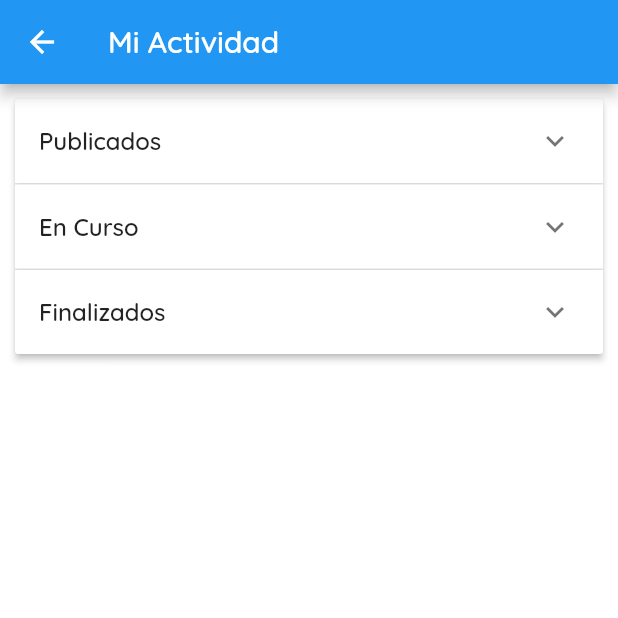
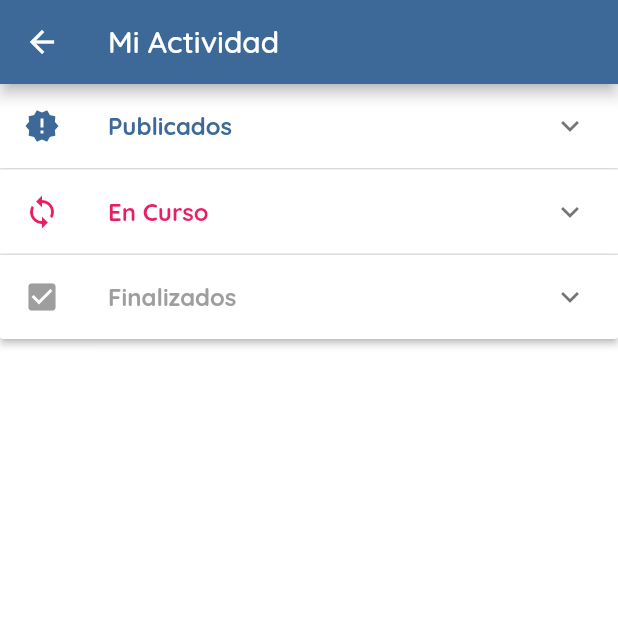
Before and after one commit to Mobility-Solutions/Transportify, a Flutter app: the MiActividadView screen opened directly with empty values, on a phone screen of 412 x 824 dp, the top half of it. Run offline on Flutter 3.47's test engine with Material 2 defaults, Android fonts, the phone set to English and light mode, and no system bars; our stand-ins replace cloud_firestore, firebase_auth, flutter_datetime_picker, toast; accounts and stored records are empty.

Commit message:
Added Expandable list with design

```diff
--- a/lib/vistas/actividad/MiActividadView.dart
+++ b/lib/vistas/actividad/MiActividadView.dart
@@ -1,6 +1,9 @@
 import 'package:flutter/cupertino.dart';
 import 'package:flutter/material.dart';
 import 'package:transportify/modelos/Usuario.dart';
+import 'package:transportify/modelos/enumerados/EstadoActividad.dart';
+import 'package:transportify/util/style.dart';
+import 'package:transportify/vistas/actividad/MiActividadBusqueda.dart';
 
 class MiActividadView extends StatefulWidget {
   final Usuario usuario;
@@ -11,46 +14,18 @@ class MiActividadView extends StatefulWidget {
   _MiActividadViewState createState() => _MiActividadViewState();
 }
 
-class _MiActividadViewState extends State<MiActividadView>{
-  Widget listaPaquetes;
-  Widget listaViajes;
-
-  @override
-  Widget build(BuildContext context) {
-    return Scaffold(
-      appBar: AppBar(
-        title: Text('Mi Actividad'),
-      ),
-      backgroundColor: Colors.white,
-      body: ActividadDetails(widget: widget)
-    );
-  }
-}
-
-class ActividadDetails extends StatefulWidget {
-  const ActividadDetails({
-    Key key,
-    @required this.widget,
-  }) : super(key:key);
-
-  final MiActividadView widget;
-
-  @override
-  _ActividadDetailsState createState() => _ActividadDetailsState();
-}
-
-class _ActividadDetailsState extends State<ActividadDetails> {
+class _MiActividadViewState extends State<MiActividadView> {
   Map<String, bool> _categoryExpansionStateMap = Map<String, bool>();
   bool isExpanded;
 
   @override
-  void initState(){
+  void initState() {
     super.initState();
 
     _categoryExpansionStateMap = {
-      "Publicados":false,
-      "En Curso":false,
-      "Finalizados":false,
+      "Publicados": false,
+      "En Curso": false,
+      "Finalizados": false,
     };
 
     isExpanded = false;
@@ -58,68 +33,80 @@ class _ActividadDetailsState extends State<ActividadDetails> {
 
   @override
   Widget build(BuildContext context) {
-    return SingleChildScrollView(
+    return Scaffold(
+        appBar: AppBar(
+          title: Text('Mi Actividad'),
+          backgroundColor: TransportifyColors.primarySwatch,
+        ),
+        backgroundColor: Colors.white,
+        body: SingleChildScrollView(
           child: Container(
-        padding: EdgeInsets.all(10.0),
             width: MediaQuery.of(context).size.width,
             child: Column(
               children: <Widget>[
                 ExpansionPanelList(
                   expansionCallback: (int index, bool isExpanded) {
                     setState(() {
-                  _categoryExpansionStateMap[_categoryExpansionStateMap.keys.toList()[index]] = !isExpanded;
+                      _categoryExpansionStateMap[_categoryExpansionStateMap.keys
+                          .toList()[index]] = !isExpanded;
                     });
                   },
                   children: <ExpansionPanel>[
                     ExpansionPanel(
-                  headerBuilder: (BuildContext context, bool isExpanded){
+                        canTapOnHeader: true,
+                        headerBuilder: (BuildContext context, bool isExpanded) {
                           return ListTile(
-                      title: Text(
-                        "Publicados",
-                        style:TextStyle(fontWeight: FontWeight.w500)
-                      )
+                            leading: Icon(
+                              Icons.new_releases,
+                              color: TransportifyColors.primarySwatch,
+                            ),
+                            title: Text("Publicados",
+                                style: TextStyle(
+                                    fontWeight: FontWeight.w800,
+                                    fontSize: 16,
+                                    color: TransportifyColors.primarySwatch)),
                           );
                         },
-                    body: Publicados(),
-                    isExpanded: _categoryExpansionStateMap["Publicados"]
+                        body: MiActividadBusqueda(
+                            EstadoActividad.PUBLICADO, widget.usuario),
+                        isExpanded: _categoryExpansionStateMap["Publicados"]),
+                    ExpansionPanel(
+                        canTapOnHeader: true,
+                        headerBuilder: (BuildContext context, bool isExpanded) {
+                          return ListTile(
+                              leading: Icon(
+                                Icons.sync,
+                                color: Colors.pink,
                               ),
+                              title: Text("En Curso",
+                                  style: TextStyle(
+                                      fontWeight: FontWeight.w800,
+                                      fontSize: 16,
+                                      color: Colors.pink)));
+                        },
+                        body: MiActividadBusqueda(
+                            EstadoActividad.PUBLICADO, widget.usuario),
+                        isExpanded: _categoryExpansionStateMap["En Curso"]),
                     ExpansionPanel(
-                  headerBuilder: (BuildContext context, bool isExpanded){
+                        canTapOnHeader: true,
+                        headerBuilder: (BuildContext context, bool isExpanded) {
                           return ListTile(
-                      title: Text(
-                        "En Curso",
-                        style:TextStyle(fontWeight: FontWeight.w500)
-                      )
-                    );
+                              leading: Icon(Icons.check_box,
+                                  color: Colors.grey[500]),
+                              title: Text("Finalizados",
+                                  style: TextStyle(
+                                      fontWeight: FontWeight.w800,
+                                      fontSize: 16,
+                                      color: Colors.grey[500])));
                         },
-                    body: Publicados(),
-                    isExpanded: _categoryExpansionStateMap["En Curso"]
-                ),
-                ExpansionPanel(
-                  headerBuilder: (BuildContext context, bool isExpanded){
-                    return ListTile(
-                      title: Text(
-                        "Finalizados",
-                        style:TextStyle(fontWeight: FontWeight.w500)
-                      )
-                    );
-                  },
-                    body: Publicados(),
-                    isExpanded: _categoryExpansionStateMap["Finalizados"]
-                ),
+                        body: MiActividadBusqueda(
+                            EstadoActividad.PUBLICADO, widget.usuario),
+                        isExpanded: _categoryExpansionStateMap["Finalizados"]),
                   ],
                 )
               ],
             ),
           ),
-    );
+        ));
   }
 }
-
-class Publicados extends StatelessWidget {
-  @override
-  Widget build(BuildContext context) {
-
-    return null;
-  }
-}
```
Lines whose indentation alone changed are shown as unchanged.
